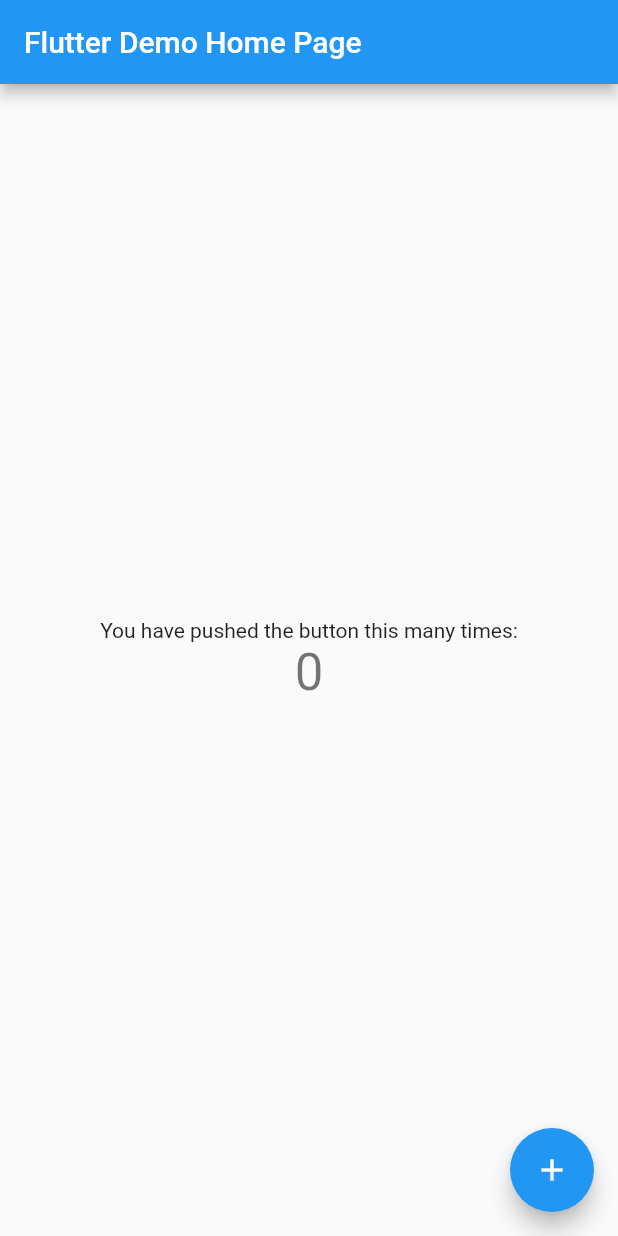
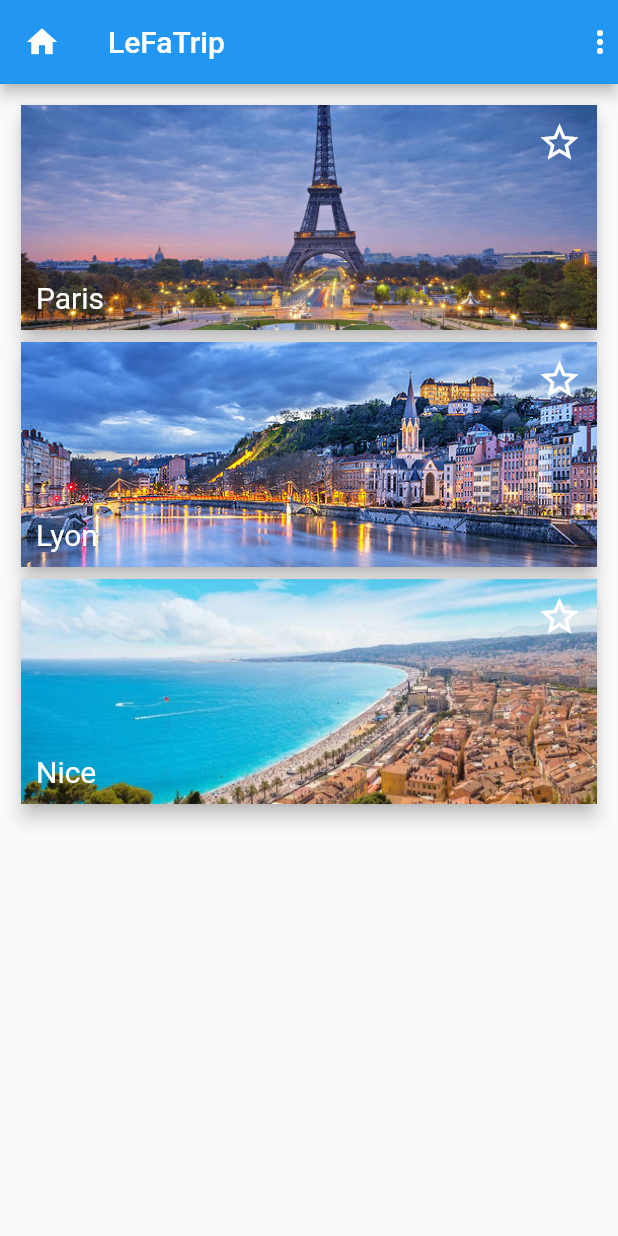
Before and after one commit to FARIDJADDA/fly_project, a Flutter app: the screen it shows after launch, on a phone screen of 412 x 824 dp. Run offline on Flutter 3.47's test engine with Material 2 defaults, Android fonts, the phone set to English and light mode, and no system bars.

Commit message:
upload main.dart & add city_card widget & change home.dart StateLessWidget to StatefulWidget

```diff
--- /dev/null
+++ b/lib/city_card.dart
@@ -0,0 +1,58 @@
+import 'package:flutter/material.dart';
+
+class CityCard extends StatelessWidget {
+  final String name;
+  final String image;
+  final bool checked;
+
+  CityCard({this.name, this.image, this.checked});
+
+  @override
+  Widget build(BuildContext context) {
+    return Card(
+      elevation: 5,
+      child: Container(
+        height: 150,
+        child: Stack(
+          fit: StackFit.expand,
+          children: [
+            Ink.image(
+              fit: BoxFit.cover,
+              image: AssetImage(image),
+              child: InkWell(
+                onTap: () => {print('tap 2')},
+              ),
+            ),
+            Padding(
+              padding: EdgeInsets.all(10),
+              child: Column(
+                children: [
+                  Expanded(
+                      child: Row(
+                    mainAxisAlignment: MainAxisAlignment.end,
+                    crossAxisAlignment: CrossAxisAlignment.start,
+                    children: [
+                      Icon(
+                        Icons.star_border,
+                        size: 30,
+                        color: Colors.white,
+                      ),
+                    ],
+                  )),
+                  Row(
+                    children: [
+                      Text(
+                        name,
+                        style: TextStyle(color: Colors.white, fontSize: 20),
+                      )
+                    ],
+                  )
+                ],
+              ),
+            )
+          ],
+        ),
+      ),
+    );
+  }
+}
--- /dev/null
+++ b/lib/home.dart
@@ -0,0 +1,39 @@
+import 'package:flutter/material.dart';
+import 'package:fly_project/city_card.dart';
+
+class Home extends StatefulWidget {
+  @override
+  _HomeState createState() {
+    return _HomeState();
+  }
+}
+
+class _HomeState extends State<Home> {
+  List cities = [
+    {'name': 'Paris', 'image': 'assets/images/paris.jpg'},
+    {'name': 'Lyon', 'image': 'assets/images/lyon.jpg'},
+    {'name': 'Nice', 'image': 'assets/images/nice.jpg'},
+  ];
+
+  @override
+  Widget build(BuildContext context) {
+    return Scaffold(
+      appBar: AppBar(
+        leading: Icon(Icons.home),
+        title: Text('LeFaTrip'),
+        actions: [Icon(Icons.more_vert)],
+      ),
+      body: Container(
+        padding: EdgeInsets.all(10),
+        child: Column(
+          crossAxisAlignment: CrossAxisAlignment.stretch,
+          children: <Widget>[
+            ...cities.map((city) {
+              return CityCard(name: city['name'], image: city['image']);
+            })
+          ],
+        ),
+      ),
+    );
+  }
+}
--- a/lib/main.dart
+++ b/lib/main.dart
@@ -1,117 +1,18 @@
 import 'package:flutter/material.dart';
 
-void main() {
-  runApp(MyApp());
+import 'home.dart';
+
+main(List<String> args) {
+  runApp(LeFaTrip());
 }
 
-class MyApp extends StatelessWidget {
-  // This widget is the root of your application.
+class LeFaTrip extends StatelessWidget {
   @override
   Widget build(BuildContext context) {
     return MaterialApp(
-      title: 'Flutter Demo',
-      theme: ThemeData(
-        // This is the theme of your application.
-        //
-        // Try running your application with "flutter run". You'll see the
-        // application has a blue toolbar. Then, without quitting the app, try
-        // changing the primarySwatch below to Colors.green and then invoke
-        // "hot reload" (press "r" in the console where you ran "flutter run",
-        // or simply save your changes to "hot reload" in a Flutter IDE).
-        // Notice that the counter didn't reset back to zero; the application
-        // is not restarted.
-        primarySwatch: Colors.blue,
-        // This makes the visual density adapt to the platform that you run
-        // the app on. For desktop platforms, the controls will be smaller and
-        // closer together (more dense) than on mobile platforms.
-        visualDensity: VisualDensity.adaptivePlatformDensity,
-      ),
-      home: MyHomePage(title: 'Flutter Demo Home Page'),
+      debugShowCheckedModeBanner:
+          false, // enleve la banière debug en haut à droite de l'ecran
+      home: Home(),
     );
   }
 }
-
-class MyHomePage extends StatefulWidget {
-  MyHomePage({Key key, this.title}) : super(key: key);
-
-  // This widget is the home page of your application. It is stateful, meaning
-  // that it has a State object (defined below) that contains fields that affect
-  // how it looks.
-
-  // This class is the configuration for the state. It holds the values (in this
-  // case the title) provided by the parent (in this case the App widget) and
-  // used by the build method of the State. Fields in a Widget subclass are
-  // always marked "final".
-
-  final String title;
-
-  @override
-  _MyHomePageState createState() => _MyHomePageState();
-}
-
-class _MyHomePageState extends State<MyHomePage> {
-  int _counter = 0;
-
-  void _incrementCounter() {
-    setState(() {
-      // This call to setState tells the Flutter framework that something has
-      // changed in this State, which causes it to rerun the build method below
-      // so that the display can reflect the updated values. If we changed
-      // _counter without calling setState(), then the build method would not be
-      // called again, and so nothing would appear to happen.
-      _counter++;
-    });
-  }
-
-  @override
-  Widget build(BuildContext context) {
-    // This method is rerun every time setState is called, for instance as done
-    // by the _incrementCounter method above.
-    //
-    // The Flutter framework has been optimized to make rerunning build methods
-    // fast, so that you can just rebuild anything that needs updating rather
-    // than having to individually change instances of widgets.
-    return Scaffold(
-      appBar: AppBar(
-        // Here we take the value from the MyHomePage object that was created by
-        // the App.build method, and use it to set our appbar title.
-        title: Text(widget.title),
-      ),
-      body: Center(
-        // Center is a layout widget. It takes a single child and positions it
-        // in the middle of the parent.
-        child: Column(
-          // Column is also a layout widget. It takes a list of children and
-          // arranges them vertically. By default, it sizes itself to fit its
-          // children horizontally, and tries to be as tall as its parent.
-          //
-          // Invoke "debug painting" (press "p" in the console, choose the
-          // "Toggle Debug Paint" action from the Flutter Inspector in Android
-          // Studio, or the "Toggle Debug Paint" command in Visual Studio Code)
-          // to see the wireframe for each widget.
-          //
-          // Column has various properties to control how it sizes itself and
-          // how it positions its children. Here we use mainAxisAlignment to
-          // center the children vertically; the main axis here is the vertical
-          // axis because Columns are vertical (the cross axis would be
-          // horizontal).
-          mainAxisAlignment: MainAxisAlignment.center,
-          children: <Widget>[
-            Text(
-              'You have pushed the button this many times:',
-            ),
-            Text(
-              '$_counter',
-              style: Theme.of(context).textTheme.headline4,
-            ),
-          ],
-        ),
-      ),
-      floatingActionButton: FloatingActionButton(
-        onPressed: _incrementCounter,
-        tooltip: 'Increment',
-        child: Icon(Icons.add),
-      ), // This trailing comma makes auto-formatting nicer for build methods.
-    );
-  }
-}
```
Also changed, not shown: pubspec.yaml (+3 -4 lines), assets/images/lyon.jpg (added), assets/images/nice.jpg (added), assets/images/paris.jpg (added), 1 other file.
